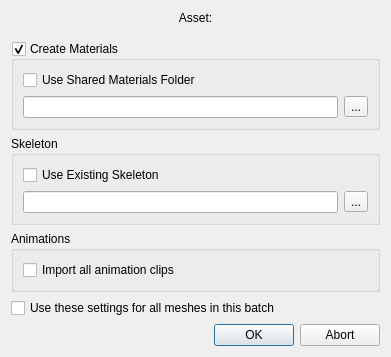
Qt form Code/EditorPlugins/Assets/EditorPluginAssets/Dialogs/MeshImportDlg.ui (CryonicEngine/CryonicEngine) before a commit.
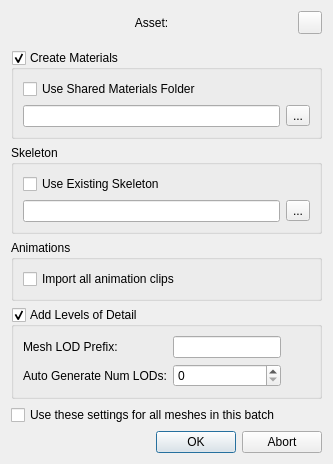
The same form after that commit. Icons and pictures are not drawn.

Commit message:
Selective mesh import and automatic LOD setup (#1550)
* Static meshes, animated meshes and collision meshes now support "include tags" and "exclude tags", which are semicolon separated lists of strings. If used, a mesh inside a GLTF / FBX file can be selectively chosen or ignored during import. This means you can pack LODs and colliders in one file and import them where needed.
* The mesh import dialog now has an option to automatically set up LODs by either taking the LOD sub-meshes from a file, or automatically generating them.

```diff
--- a/Code/EditorPlugins/Assets/EditorPluginAssets/Dialogs/MeshImportDlg.ui
+++ b/Code/EditorPlugins/Assets/EditorPluginAssets/Dialogs/MeshImportDlg.ui
@@ -6,8 +6,8 @@
    <rect>
     <x>0</x>
     <y>0</y>
-    <width>391</width>
-    <height>342</height>
+    <width>333</width>
+    <height>446</height>
    </rect>
   </property>
   <property name="minimumSize">
@@ -31,14 +31,29 @@
   </property>
   <layout class="QVBoxLayout" name="verticalLayout">
    <item>
-    <widget class="QLabel" name="CurrentAsset">
-     <property name="text">
-      <string>Asset:</string>
-     </property>
-     <property name="alignment">
-      <set>Qt::AlignCenter</set>
-     </property>
-    </widget>
+    <layout class="QHBoxLayout" name="horizontalLayout_4">
+     <item>
+      <widget class="QLabel" name="CurrentAsset">
+       <property name="text">
+        <string>Asset:</string>
+       </property>
+       <property name="alignment">
+        <set>Qt::AlignCenter</set>
+       </property>
+      </widget>
+     </item>
+     <item>
+      <widget class="QToolButton" name="Help">
+       <property name="text">
+        <string/>
+       </property>
+       <property name="icon">
+        <iconset resource="../../../../Tools/Libs/GuiFoundation/QtResources/resources.qrc">
+         <normaloff>:/GuiFoundation/Icons/Help.svg</normaloff>:/GuiFoundation/Icons/Help.svg</iconset>
+       </property>
+      </widget>
+     </item>
+    </layout>
    </item>
    <item>
     <spacer name="verticalSpacer_2">
@@ -135,6 +150,62 @@
      </layout>
     </widget>
    </item>
+   <item>
+    <widget class="QGroupBox" name="Lod">
+     <property name="title">
+      <string>Add Levels of Detail</string>
+     </property>
+     <property name="checkable">
+      <bool>true</bool>
+     </property>
+     <layout class="QHBoxLayout" name="horizontalLayout_3">
+      <item>
+       <layout class="QGridLayout" name="gridLayout">
+        <item row="0" column="0">
+         <widget class="QLabel" name="label">
+          <property name="text">
+           <string>Mesh LOD Prefix:</string>
+          </property>
+         </widget>
+        </item>
+        <item row="0" column="1">
+         <widget class="QLineEdit" name="LodIncludeTag"/>
+        </item>
+        <item row="1" column="0">
+         <widget class="QLabel" name="label_2">
+          <property name="text">
+           <string>Auto Generate Num LODs:</string>
+          </property>
+         </widget>
+        </item>
+        <item row="1" column="1">
+         <widget class="QSpinBox" name="NumLODs">
+          <property name="minimum">
+           <number>0</number>
+          </property>
+          <property name="maximum">
+           <number>4</number>
+          </property>
+         </widget>
+        </item>
+       </layout>
+      </item>
+      <item>
+       <spacer name="horizontalSpacer">
+        <property name="orientation">
+         <enum>Qt::Horizontal</enum>
+        </property>
+        <property name="sizeHint" stdset="0">
+         <size>
+          <width>29</width>
+          <height>20</height>
+         </size>
+        </property>
+       </spacer>
+      </item>
+     </layout>
+    </widget>
+   </item>
    <item>
     <spacer name="verticalSpacer">
      <property name="orientation">
```
The commit also changes 24 other files.
